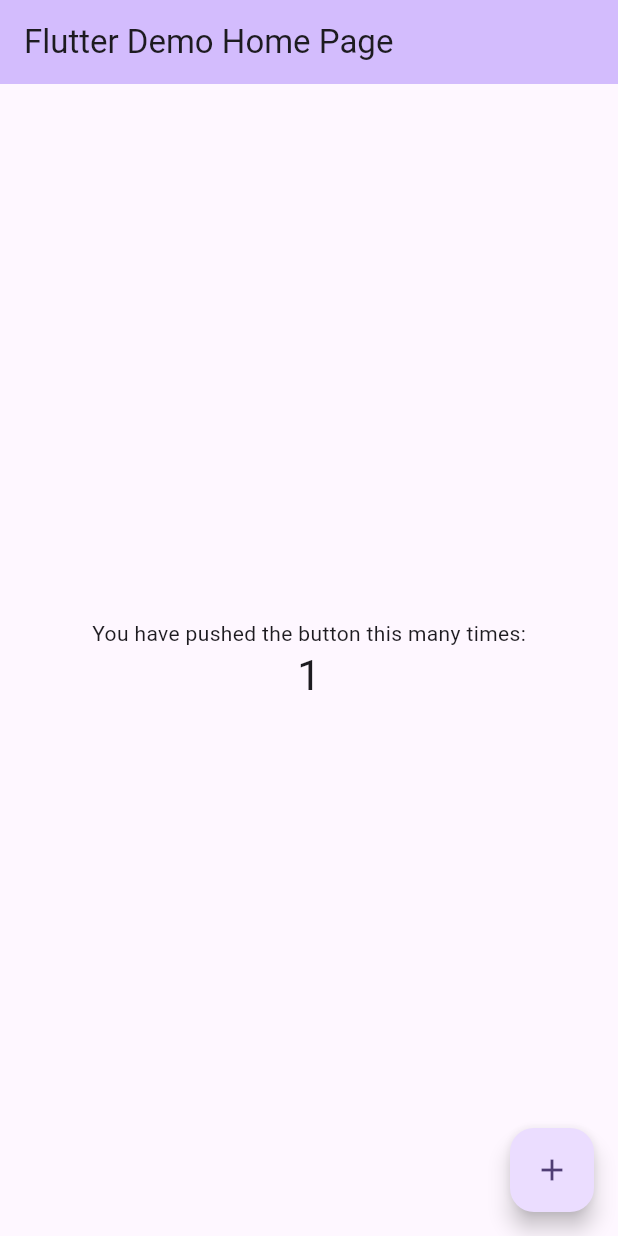
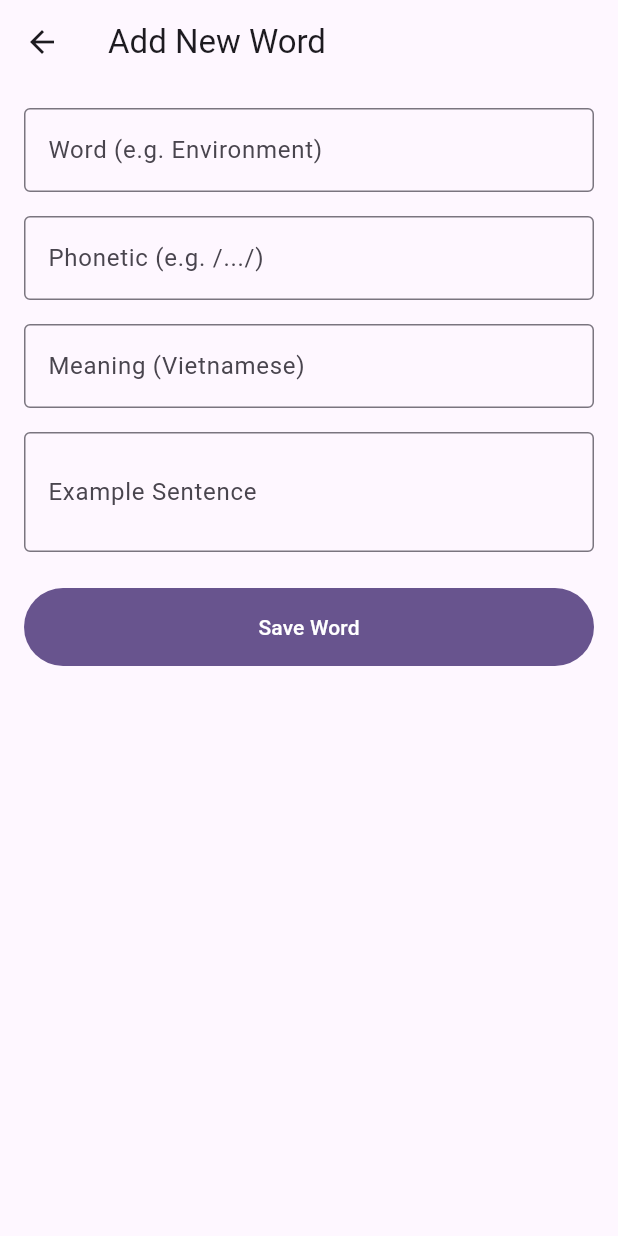
Before and after one commit to hieu-dd/flash_card, a Flutter app: the screen it shows after launch, after a tap on the "add" icon, on a phone screen of 412 x 824 dp. Run offline on Flutter 3.47's test engine with Material 3 defaults, Android fonts, the phone set to English and light mode, and no system bars; our stand-ins replace hive, hive_flutter; accounts and stored records are empty.

Commit message:
feat: Implement core flashcard functionality including vocabulary model, provider, and UI screens with Hive persistence.

```diff
--- a/lib/main.dart
+++ b/lib/main.dart
@@ -1,122 +1,34 @@
 import 'package:flutter/material.dart';
+import 'package:provider/provider.dart';
 
-void main() {
-  runApp(const MyApp());
+import 'providers/vocabulary_provider.dart';
+import 'screens/home_screen.dart';
+
+void main() async {
+  WidgetsFlutterBinding.ensureInitialized();
+  final provider = VocabularyProvider();
+  await provider.init();
+
+  runApp(
+    ChangeNotifierProvider.value(
+      value: provider,
+      child: const MyApp(),
+    ),
+  );
 }
 
 class MyApp extends StatelessWidget {
   const MyApp({super.key});
 
-  // This widget is the root of your application.
   @override
   Widget build(BuildContext context) {
     return MaterialApp(
-      title: 'Flutter Demo',
+      title: 'Vocabulary Learner',
       theme: ThemeData(
-        // This is the theme of your application.
-        //
-        // TRY THIS: Try running your application with "flutter run". You'll see
-        // the application has a purple toolbar. Then, without quitting the app,
-        // try changing the seedColor in the colorScheme below to Colors.green
-        // and then invoke "hot reload" (save your changes or press the "hot
-        // reload" button in a Flutter-supported IDE, or press "r" if you used
-        // the command line to start the app).
-        //
-        // Notice that the counter didn't reset back to zero; the application
-        // state is not lost during the reload. To reset the state, use hot
-        // restart instead.
-        //
-        // This works for code too, not just values: Most code changes can be
-        // tested with just a hot reload.
-        colorScheme: .fromSeed(seedColor: Colors.deepPurple),
+        useMaterial3: true,
+        colorScheme: ColorScheme.fromSeed(seedColor: Colors.deepPurple),
       ),
-      home: const MyHomePage(title: 'Flutter Demo Home Page'),
+      home: const HomeScreen(),
     );
   }
 }
-
-class MyHomePage extends StatefulWidget {
-  const MyHomePage({super.key, required this.title});
-
-  // This widget is the home page of your application. It is stateful, meaning
-  // that it has a State object (defined below) that contains fields that affect
-  // how it looks.
-
-  // This class is the configuration for the state. It holds the values (in this
-  // case the title) provided by the parent (in this case the App widget) and
-  // used by the build method of the State. Fields in a Widget subclass are
-  // always marked "final".
-
-  final String title;
-
-  @override
-  State<MyHomePage> createState() => _MyHomePageState();
-}
-
-class _MyHomePageState extends State<MyHomePage> {
-  int _counter = 0;
-
-  void _incrementCounter() {
-    setState(() {
-      // This call to setState tells the Flutter framework that something has
-      // changed in this State, which causes it to rerun the build method below
-      // so that the display can reflect the updated values. If we changed
-      // _counter without calling setState(), then the build method would not be
-      // called again, and so nothing would appear to happen.
-      _counter++;
-    });
-  }
-
-  @override
-  Widget build(BuildContext context) {
-    // This method is rerun every time setState is called, for instance as done
-    // by the _incrementCounter method above.
-    //
-    // The Flutter framework has been optimized to make rerunning build methods
-    // fast, so that you can just rebuild anything that needs updating rather
-    // than having to individually change instances of widgets.
-    return Scaffold(
-      appBar: AppBar(
-        // TRY THIS: Try changing the color here to a specific color (to
-        // Colors.amber, perhaps?) and trigger a hot reload to see the AppBar
-        // change color while the other colors stay the same.
-        backgroundColor: Theme.of(context).colorScheme.inversePrimary,
-        // Here we take the value from the MyHomePage object that was created by
-        // the App.build method, and use it to set our appbar title.
-        title: Text(widget.title),
-      ),
-      body: Center(
-        // Center is a layout widget. It takes a single child and positions it
-        // in the middle of the parent.
-        child: Column(
-          // Column is also a layout widget. It takes a list of children and
-          // arranges them vertically. By default, it sizes itself to fit its
-          // children horizontally, and tries to be as tall as its parent.
-          //
-          // Column has various properties to control how it sizes itself and
-          // how it positions its children. Here we use mainAxisAlignment to
-          // center the children vertically; the main axis here is the vertical
-          // axis because Columns are vertical (the cross axis would be
-          // horizontal).
-          //
-          // TRY THIS: Invoke "debug painting" (choose the "Toggle Debug Paint"
-          // action in the IDE, or press "p" in the console), to see the
-          // wireframe for each widget.
-          mainAxisAlignment: .center,
-          children: [
-            const Text('You have pushed the button this many times:'),
-            Text(
-              '$_counter',
-              style: Theme.of(context).textTheme.headlineMedium,
-            ),
-          ],
-        ),
-      ),
-      floatingActionButton: FloatingActionButton(
-        onPressed: _incrementCounter,
-        tooltip: 'Increment',
-        child: const Icon(Icons.add),
-      ),
-    );
-  }
-}
--- /dev/null
+++ b/lib/models/vocabulary.dart
@@ -0,0 +1,50 @@
+import 'package:hive/hive.dart';
+
+class Vocabulary extends HiveObject {
+  String id;
+  String word;
+  String phonetic;
+  String meaning;
+  String example;
+  double weight;
+  DateTime lastReviewed;
+
+  Vocabulary({
+    required this.id,
+    required this.word,
+    required this.phonetic,
+    required this.meaning,
+    required this.example,
+    this.weight = 50.0,
+    required this.lastReviewed,
+  });
+}
+
+class VocabularyAdapter extends TypeAdapter<Vocabulary> {
+  @override
+  final int typeId = 0;
+
+  @override
+  Vocabulary read(BinaryReader reader) {
+    return Vocabulary(
+      id: reader.readString(),
+      word: reader.readString(),
+      phonetic: reader.readString(),
+      meaning: reader.readString(),
+      example: reader.readString(),
+      weight: reader.readDouble(),
+      lastReviewed: DateTime.fromMillisecondsSinceEpoch(reader.readInt()),
+    );
+  }
+
+  @override
+  void write(BinaryWriter writer, Vocabulary obj) {
+    writer.writeString(obj.id);
+    writer.writeString(obj.word);
+    writer.writeString(obj.phonetic);
+    writer.writeString(obj.meaning);
+    writer.writeString(obj.example);
+    writer.writeDouble(obj.weight);
+    writer.writeInt(obj.lastReviewed.millisecondsSinceEpoch);
+  }
+}
--- /dev/null
+++ b/lib/providers/vocabulary_provider.dart
@@ -0,0 +1,84 @@
+import 'dart:math';
+
+import 'package:flutter/material.dart';
+import 'package:hive_flutter/hive_flutter.dart';
+import 'package:uuid/uuid.dart';
+
+import '../models/vocabulary.dart';
+
+class VocabularyProvider extends ChangeNotifier {
+  late Box<Vocabulary> _box;
+  bool _isInitialized = false;
+
+  bool get isInitialized => _isInitialized;
+
+  List<Vocabulary> get words {
+    if (!_isInitialized) return [];
+    var allWords = _box.values.toList();
+    allWords.sort((a, b) => b.weight.compareTo(a.weight)); // Sort by weight descending
+    return allWords;
+  }
+
+  int get totalWords => _isInitialized ? _box.length : 0;
+
+  Future<void> init() async {
+    await Hive.initFlutter();
+    Hive.registerAdapter(VocabularyAdapter());
+    _box = await Hive.openBox<Vocabulary>('vocabularyBox');
+    _isInitialized = true;
+    notifyListeners();
+  }
+
+  Future<void> addWord(String word, String phonetic, String meaning, String example) async {
+    final newWord = Vocabulary(
+      id: const Uuid().v4(),
+      word: word,
+      phonetic: phonetic,
+      meaning: meaning,
+      example: example,
+      lastReviewed: DateTime.now(),
+    );
+    await _box.put(newWord.id, newWord);
+    notifyListeners();
+  }
+
+  // Adaptive Weighted Random Selection
+  List<Vocabulary> getQuizWords(int count) {
+    if (words.isEmpty) return [];
+
+    final selectedWords = <Vocabulary>[];
+    final availableWords = List<Vocabulary>.from(words);
+    final random = Random();
+
+    count = min(count, availableWords.length);
+
+    for (int i = 0; i < count; i++) {
+      double totalWeight = availableWords.fold(0, (sum, item) => sum + item.weight);
+      double randomWeight = random.nextDouble() * totalWeight;
+
+      double currentSum = 0;
+      for (var word in availableWords) {
+        currentSum += word.weight;
+        if (currentSum >= randomWeight) {
+          selectedWords.add(word);
+          availableWords.remove(word);
+          break;
+        }
+      }
+    }
+    return selectedWords;
+  }
+
+  Future<void> updateWordStatus(Vocabulary word, bool isCorrect) async {
+    if (isCorrect) {
+      // Reduce weight, min 1.0
+      word.weight = max(1.0, word.weight * 0.6);
+    } else {
+      // Increase weight, max 100.0
+      word.weight = min(100.0, word.weight + 20.0);
+    }
+    word.lastReviewed = DateTime.now();
+    await word.save();
+    notifyListeners();
+  }
+}
--- /dev/null
+++ b/lib/screens/add_word_screen.dart
@@ -0,0 +1,78 @@
+import 'package:flutter/material.dart';
+import 'package:provider/provider.dart';
+
+import '../providers/vocabulary_provider.dart';
+
+class AddWordScreen extends StatefulWidget {
+  const AddWordScreen({super.key});
+
+  @override
+  State<AddWordScreen> createState() => _AddWordScreenState();
+}
+
+class _AddWordScreenState extends State<AddWordScreen> {
+  final _formKey = GlobalKey<FormState>();
+  final _wordController = TextEditingController();
+  final _phoneticController = TextEditingController();
+  final _meaningController = TextEditingController();
+  final _exampleController = TextEditingController();
+
+  void _saveWord() {
+    if (_formKey.currentState!.validate()) {
+      Provider.of<VocabularyProvider>(context, listen: false).addWord(
+        _wordController.text.trim(),
+        _phoneticController.text.trim(),
+        _meaningController.text.trim(),
+        _exampleController.text.trim(),
+      );
+      Navigator.pop(context);
+    }
+  }
+
+  @override
+  Widget build(BuildContext context) {
+    return Scaffold(
+      appBar: AppBar(title: const Text('Add New Word')),
+      body: Padding(
+        padding: const EdgeInsets.all(16.0),
+        child: Form(
+          key: _formKey,
+          child: ListView(
+            children: [
+              TextFormField(
+                controller: _wordController,
+                decoration: const InputDecoration(labelText: 'Word (e.g. Environment)', border: OutlineInputBorder()),
+                validator: (v) => v == null || v.isEmpty ? 'Required' : null,
+              ),
+              const SizedBox(height: 16),
+              TextFormField(
+                controller: _phoneticController,
+                decoration: const InputDecoration(labelText: 'Phonetic (e.g. /.../)', border: OutlineInputBorder()),
+              ),
+              const SizedBox(height: 16),
+              TextFormField(
+                controller: _meaningController,
+                decoration: const InputDecoration(labelText: 'Meaning (Vietnamese)', border: OutlineInputBorder()),
+                validator: (v) => v == null || v.isEmpty ? 'Required' : null,
+              ),
+              const SizedBox(height: 16),
+              TextFormField(
+                controller: _exampleController,
+                decoration: const InputDecoration(labelText: 'Example Sentence', border: OutlineInputBorder()),
+                maxLines: 2,
+              ),
+              const SizedBox(height: 24),
+              FilledButton(
+                onPressed: _saveWord,
+                child: const Padding(
+                  padding: EdgeInsets.all(16.0),
+                  child: Text('Save Word'),
+                ),
+              ),
+            ],
+          ),
+        ),
+      ),
+    );
+  }
+}
--- /dev/null
+++ b/lib/screens/home_screen.dart
@@ -0,0 +1,181 @@
+import 'dart:math';
+
+import 'package:flutter/material.dart';
+import 'package:provider/provider.dart';
+
+import '../providers/vocabulary_provider.dart';
+import 'add_word_screen.dart';
+import 'quiz_screen.dart';
+
+class HomeScreen extends StatelessWidget {
+  const HomeScreen({super.key});
+
+  void _startLearning(BuildContext context) {
+    final provider = Provider.of<VocabularyProvider>(context, listen: false);
+    if (provider.totalWords == 0) {
+      ScaffoldMessenger.of(context).showSnackBar(
+        const SnackBar(content: Text('Add some words first!')),
+      );
+      return;
+    }
+
+    showDialog(
+      context: context,
+      builder: (context) {
+        int count = 5;
+        return AlertDialog(
+          title: const Text('Start Learning'),
+          content: StatefulBuilder(
+            builder: (context, setState) {
+              return Column(
+                mainAxisSize: MainAxisSize.min,
+                children: [
+                  Text('How many words? ($count)'),
+                  Slider(
+                    value: count.toDouble(),
+                    min: 1,
+                    max: min(20, provider.totalWords.toDouble()),
+                    divisions: min(20, provider.totalWords) - 1,
+                    label: count.toString(),
+                    onChanged: (value) {
+                      setState(() {
+                        count = value.toInt();
+                      });
+                    },
+                  ),
+                ],
+              );
+            },
+          ),
+          actions: [
+            TextButton(
+              onPressed: () => Navigator.pop(context),
+              child: const Text('Cancel'),
+            ),
+            FilledButton(
+              onPressed: () {
+                Navigator.pop(context);
+                Navigator.push(
+                  context,
+                  MaterialPageRoute(
+                    builder: (_) => QuizScreen(wordCount: count),
+                  ),
+                );
+              },
+              child: const Text('Start'),
+            ),
+          ],
+        );
+      },
+    );
+  }
+
+  @override
+  Widget build(BuildContext context) {
+    final provider = Provider.of<VocabularyProvider>(context);
+
+    return Scaffold(
+      appBar: AppBar(
+        title: const Text('Vocabulary Dashboard'),
+        centerTitle: true,
+      ),
+      body: provider.words.isEmpty
+          ? Center(
+              child: Column(
+                mainAxisAlignment: MainAxisAlignment.center,
+                children: [
+                  const Icon(Icons.library_books, size: 64, color: Colors.grey),
+                  const SizedBox(height: 16),
+                  const Text(
+                    'No words yet.\nTap + to add your first word!',
+                    textAlign: TextAlign.center,
+                    style: TextStyle(fontSize: 18, color: Colors.grey),
+                  ),
+                ],
+              ),
+            )
+          : Column(
+              children: [
+                Padding(
+                  padding: const EdgeInsets.all(16.0),
+                  child: Card(
+                    elevation: 4,
+                    child: Padding(
+                      padding: const EdgeInsets.all(16.0),
+                      child: Row(
+                        mainAxisAlignment: MainAxisAlignment.spaceAround,
+                        children: [
+                          _buildStatItem('Total Words', '${provider.totalWords}'),
+                          _buildStatItem('To Review', '${provider.words.where((w) => w.weight > 50).length}'),
+                        ],
+                      ),
+                    ),
+                  ),
+                ),
+                Padding(
+                  padding: const EdgeInsets.symmetric(horizontal: 16.0),
+                  child: SizedBox(
+                    width: double.infinity,
+                    child: FilledButton.icon(
+                      onPressed: () => _startLearning(context),
+                      icon: const Icon(Icons.school),
+                      label: const Text('Start Learning'),
+                      style: FilledButton.styleFrom(
+                        padding: const EdgeInsets.all(16),
+                      ),
+                    ),
+                  ),
+                ),
+                const SizedBox(height: 16),
+                Expanded(
+                  child: ListView.builder(
+                    itemCount: provider.words.length,
+                    itemBuilder: (context, index) {
+                      final word = provider.words[index];
+                      return ListTile(
+                        title: Text(word.word, style: const TextStyle(fontWeight: FontWeight.bold)),
+                        subtitle: Text('${word.phonetic} • ${word.meaning}'),
+                        trailing: Container(
+                          padding: const EdgeInsets.symmetric(horizontal: 8, vertical: 4),
+                          decoration: BoxDecoration(
+                            color: _getWeightColor(word.weight),
+                            borderRadius: BorderRadius.circular(12),
+                          ),
+                          child: Text(
+                            'W: ${word.weight.toStringAsFixed(1)}',
+                            style: const TextStyle(color: Colors.white, fontSize: 12),
+                          ),
+                        ),
+                      );
+                    },
+                  ),
+                ),
+              ],
+            ),
+      floatingActionButton: FloatingActionButton(
+        onPressed: () {
+          Navigator.push(
+            context,
+            MaterialPageRoute(builder: (_) => const AddWordScreen()),
+          );
+        },
+        child: const Icon(Icons.add),
+      ),
+    );
+  }
+
+  Color _getWeightColor(double weight) {
+    if (weight < 30) return Colors.green;
+    if (weight < 70) return Colors.orange;
+    return Colors.red;
+  }
+
+  Widget _buildStatItem(String label, String value) {
+    return Column(
+      children: [
+        Text(value, style: const TextStyle(fontSize: 24, fontWeight: FontWeight.bold)),
+        Text(label, style: const TextStyle(color: Colors.grey)),
+      ],
+    );
+  }
+}
--- a/pubspec.yaml
+++ b/pubspec.yaml
@@ -34,6 +34,10 @@ dependencies:
   # The following adds the Cupertino Icons font to your application.
   # Use with the CupertinoIcons class for iOS style icons.
   cupertino_icons: ^1.0.8
+  provider: ^6.0.5
+  hive: ^2.2.3
+  hive_flutter: ^1.1.0
+  uuid: ^4.2.1
 
 dev_dependencies:
   flutter_test:
```
Also changed, not shown: lib/screens/quiz_screen.dart (added, +177 -0 lines), pubspec.lock, 7 other files.
